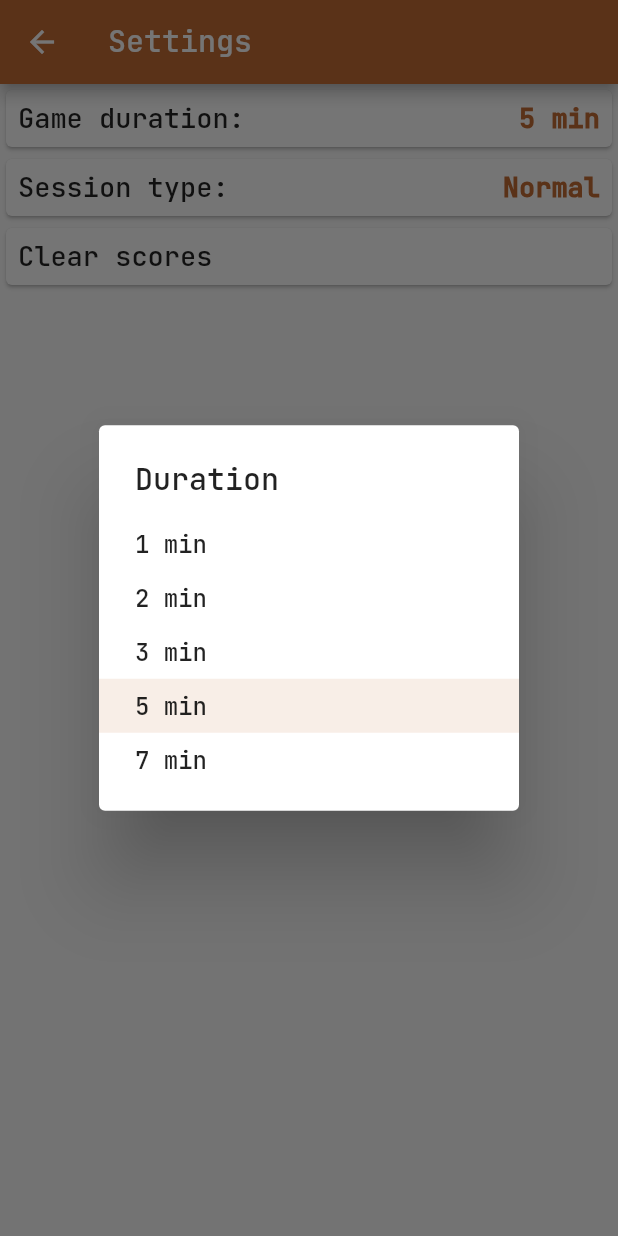
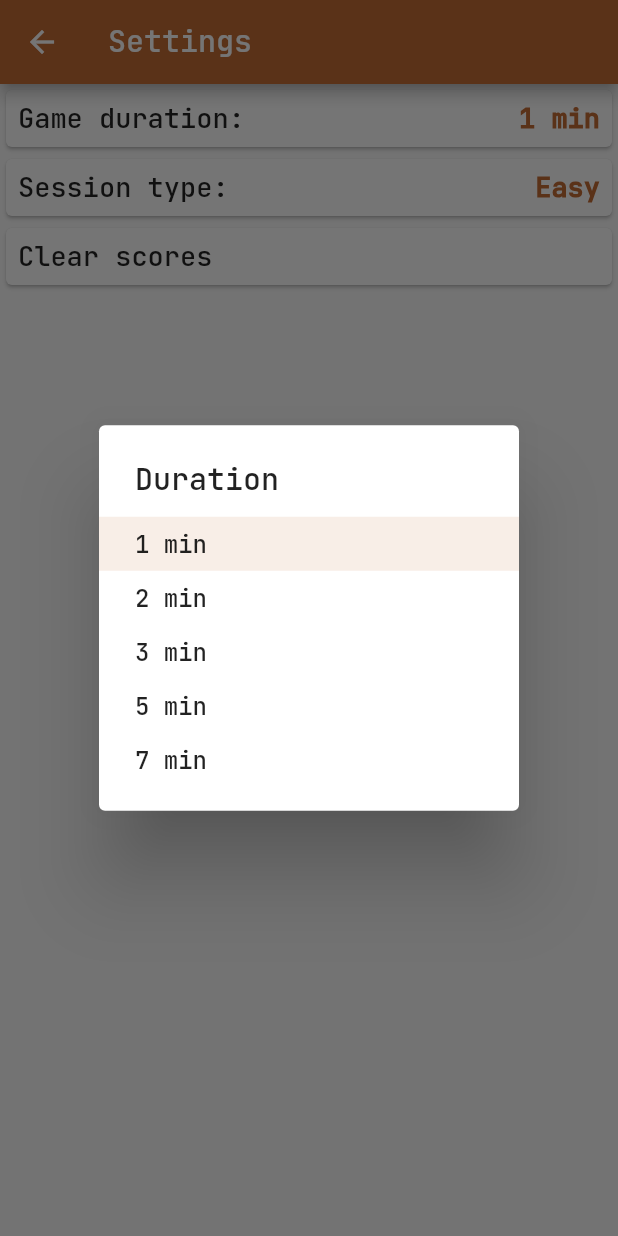
Before and after one commit to Cifruktus/MathTraining, a Flutter app: the SettingsPage screen opened directly, after a tap on "Game duration:", on a phone screen of 412 x 824 dp. Run offline on Flutter 3.47's test engine with Material 2 defaults, Android fonts, the light colour scheme and no system bars; our stand-ins replace bloc, equatable, flutter_bloc, hydrated_bloc.

Commit message:
Default settings changed

```diff
--- a/lib/math_game/training.dart
+++ b/lib/math_game/training.dart
@@ -9,7 +9,7 @@ class MathConstants {
   static const hardQuestionGeneratorName = "Hard";
   static const hexReadQuestionGeneratorName = "Hex decode";
 
-  static const String sessionDefaultDifficulty = normalQuestionGeneratorName;
+  static const String sessionDefaultDifficulty = easyQuestionGeneratorName;
 
   static const sessionDifficultyNames = [
     easyQuestionGeneratorName,
@@ -32,7 +32,7 @@ class MathConstants {
     return NormalQuestionGenerator();
   }
 
-  static const defaultDuration = Duration(minutes: 5);
+  static const defaultDuration = Duration(minutes: 1);
 
   static const List<Duration> durationOptions = [
     Duration(minutes: 1),
```
